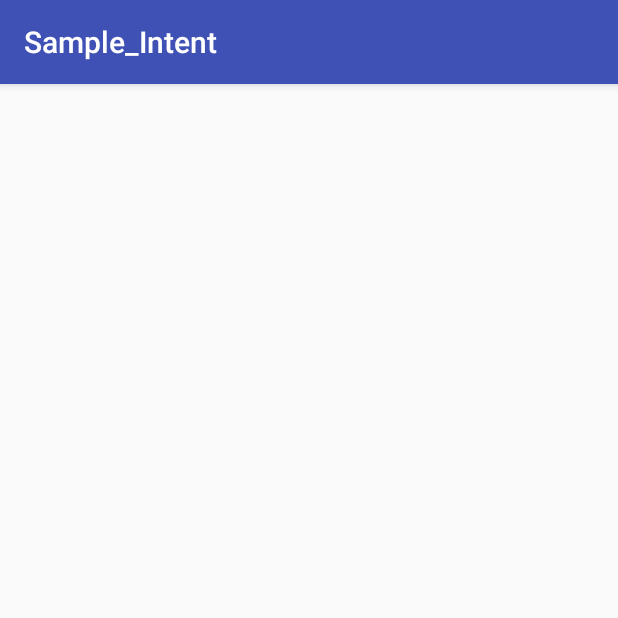
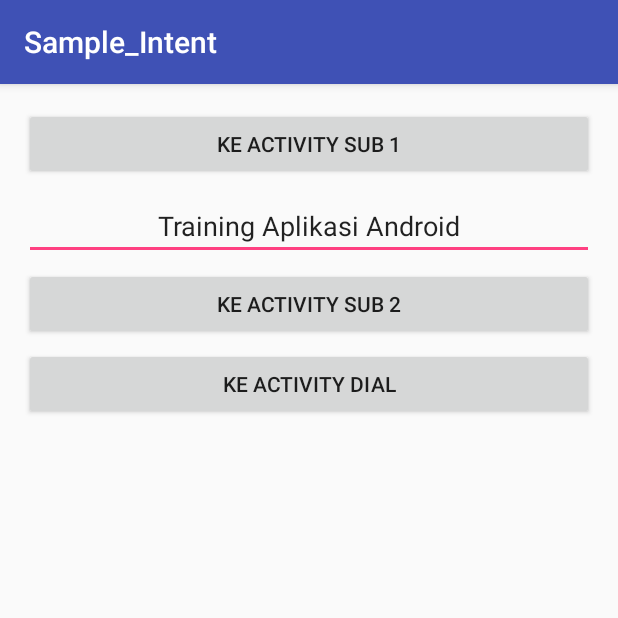
Before and after one commit to bayu1993/Sample_Intent, an Android app: the screen it shows after launch (MainActivity), on a phone screen of 412 x 824 dp, the top half of it. Run offline under Robolectric (Android 15) with nearby library versions, the phone set to English and light mode, and no system bars.

Commit message:
2nd commit

```diff
--- a/app/src/main/java/com/example/dell/sample_intent/MainActivity.java
+++ b/app/src/main/java/com/example/dell/sample_intent/MainActivity.java
@@ -1,13 +1,53 @@
 package com.example.dell.sample_intent;
-
+import android.content.Intent;
+import android.net.Uri;
 import android.support.v7.app.AppCompatActivity;
 import android.os.Bundle;
+import android.view.View;
+import android.widget.Button;
+import android.widget.EditText;
 
 public class MainActivity extends AppCompatActivity {
+// deklarasi variable
+    private Button btnSub1,btnSub2, btnDial;
+    private String strIntent;
+    private EditText txtIntent;
 
     @Override
     protected void onCreate(Bundle savedInstanceState) {
         super.onCreate(savedInstanceState);
         setContentView(R.layout.activity_main);
+
+        btnSub1 = (Button)findViewById(R.id.btn_activity_sub_1);
+        btnSub2 = (Button)findViewById(R.id.btn_activity_sub_2);
+        btnDial = (Button)findViewById(R.id.btn_Activity_dial);
+
+        txtIntent = (EditText)findViewById(R.id.text_intent);
+        btnSub1.setOnClickListener(new View.OnClickListener(){
+            @Override
+            public void onClick(View view){
+                Intent intent = new Intent(MainActivity.this, Sub1Activity.class);
+                startActivity(intent);
+            }
+        });
+
+        btnSub2.setOnClickListener(new View.OnClickListener(){
+            @Override
+            public void onClick(View view){
+                strIntent = txtIntent.getText().toString();
+                Intent intent = new Intent(MainActivity.this, Sub2Activity.class);
+                intent.putExtra(Sub2Activity.KEY_DATA, strIntent);
+                startActivityForResult(intent, 0);
+            }
+        });
+
+        btnDial.setOnClickListener(new View.OnClickListener(){
+            @Override
+            public void onClick(View view){
+                Intent intent = new Intent(Intent.ACTION_DIAL, Uri.parse("tel:082211550350"));
+                startActivity(intent);
+            }
+        });
+
     }
 }
--- a/app/src/main/res/layout/activity_main.xml
+++ b/app/src/main/res/layout/activity_main.xml
@@ -1,12 +1,43 @@
-<?xml version="1.0" encoding="utf-8"?>
-<android.support.constraint.ConstraintLayout
+<LinearLayout
     xmlns:android="http://schemas.android.com/apk/res/android"
     xmlns:tools="http://schemas.android.com/tools"
     xmlns:app="http://schemas.android.com/apk/res-auto"
     android:layout_width="match_parent"
     android:layout_height="match_parent"
-    tools:context="com.example.dell.sample_intent.MainActivity">
+    android:paddingLeft="@dimen/activity_horizontal_margin"
+    android:paddingRight="@dimen/activity_horizontal_margin"
+    android:paddingTop="@dimen/activity_vertical_margin"
+    android:paddingBottom="@dimen/activity_vertical_margin"
+    tools:context="com.example.dell.sample_intent.MainActivity"
+    android:orientation="vertical">
 
-
-
-</android.support.constraint.ConstraintLayout>
+    <Button
+        android:id="@+id/btn_activity_sub_1"
+        android:layout_width="match_parent"
+        android:layout_height="wrap_content"
+        android:text="Ke Activity Sub 1"
+        android:layout_marginBottom="8dp"
+        />
+    <EditText
+        android:id="@+id/text_intent"
+        android:layout_width="match_parent"
+        android:layout_height="wrap_content"
+        android:text="Training Aplikasi Android"
+        android:textAlignment="center"
+        />
+    <Button
+        android:id="@+id/btn_activity_sub_2"
+        android:layout_width="match_parent"
+        android:layout_height="wrap_content"
+        android:text="Ke Activity Sub 2"
+        android:layout_marginTop="5dp"
+        android:layout_marginBottom="5dp"
+        />
+    <Button
+        android:id="@+id/btn_Activity_dial"
+        android:layout_width="match_parent"
+        android:layout_height="wrap_content"
+        android:text="Ke Activity Dial"
+        android:layout_marginBottom="8dp"
+        />
+</LinearLayout>
--- /dev/null
+++ b/app/src/main/res/values/dimens.xml
@@ -0,0 +1,5 @@
+<?xml version="1.0" encoding="utf-8"?>
+<resources>
+    <dimen name="activity_horizontal_margin">16dp</dimen>
+    <dimen name="activity_vertical_margin">16dp</dimen>
+</resources>
--- /dev/null
+++ b/settings.gradle
@@ -0,0 +1 @@
+include ':app'
```
Also changed, not shown: app/src/main/AndroidManifest.xml (+5 -3 lines), app/src/main/java/com/example/dell/sample_intent/Sub1Activity.java (added, +13 -0 lines), app/src/main/java/com/example/dell/sample_intent/Sub2Activity.java (added, +22 -0 lines), app/src/main/res/layout/activity_sub1.xml (added, +15 -0 lines), app/src/main/res/layout/activity_sub2.xml (added, +16 -0 lines), build.gradle (added, +23 -0 lines), gradle.properties (added, +17 -0 lines), gradle/wrapper/gradle-wrapper.properties (added), 5 other files.
